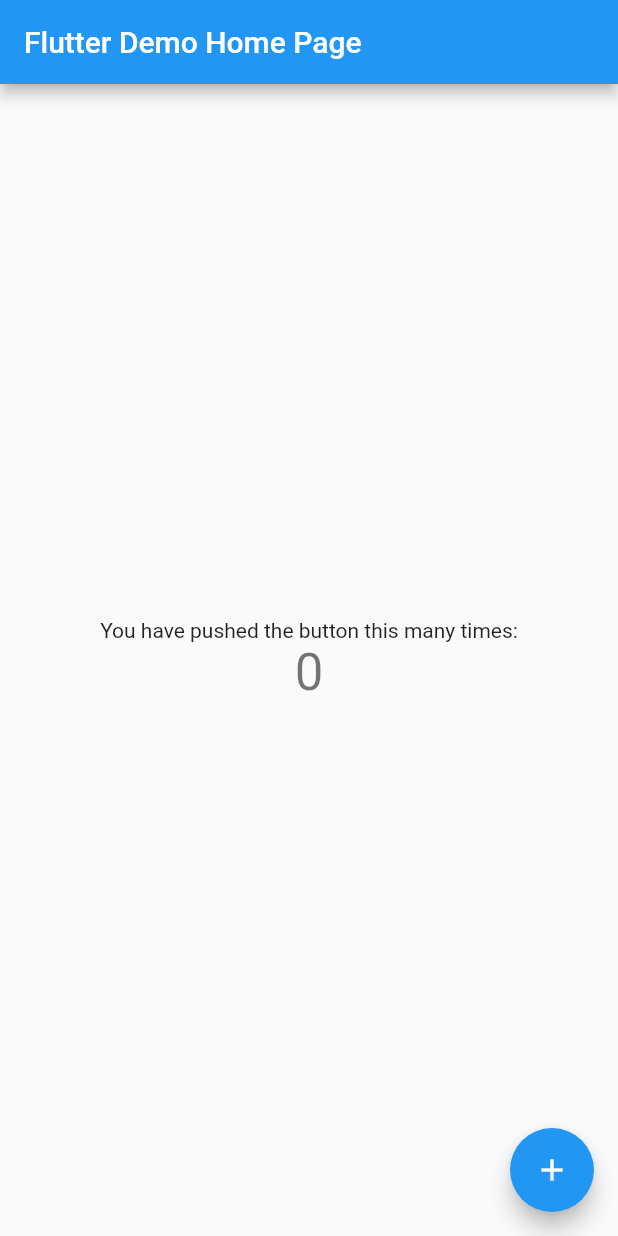
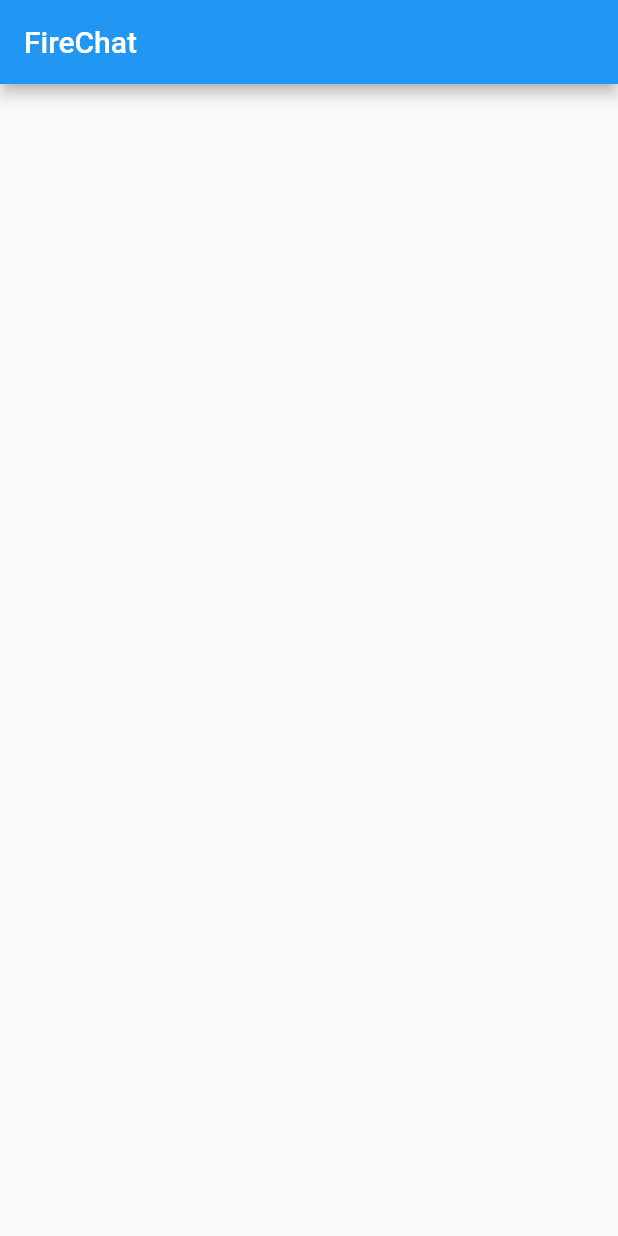
Before and after one commit to JohnAzedo/GoogleChat, a Flutter app: the screen it shows after launch, on a phone screen of 412 x 824 dp. Run offline on Flutter 3.47's test engine with Material 2 defaults, Android fonts, the phone set to English and light mode, and no system bars; our stand-ins replace cloud_firestore, firebase_core; accounts and stored records are empty.

Commit message:
config: Connect with firebase

```diff
--- a/lib/main.dart
+++ b/lib/main.dart
@@ -1,113 +1,55 @@
+import 'package:firebase_core/firebase_core.dart';
+import 'package:cloud_firestore/cloud_firestore.dart';
 import 'package:flutter/material.dart';
 
-void main() {
-  runApp(MyApp());
+void main() async {
+  runApp(App());
 }
 
-class MyApp extends StatelessWidget {
-  // This widget is the root of your application.
-  @override
-  Widget build(BuildContext context) {
-    return MaterialApp(
-      title: 'Flutter Demo',
-      theme: ThemeData(
-        // This is the theme of your application.
-        //
-        // Try running your application with "flutter run". You'll see the
-        // application has a blue toolbar. Then, without quitting the app, try
-        // changing the primarySwatch below to Colors.green and then invoke
-        // "hot reload" (press "r" in the console where you ran "flutter run",
-        // or simply save your changes to "hot reload" in a Flutter IDE).
-        // Notice that the counter didn't reset back to zero; the application
-        // is not restarted.
-        primarySwatch: Colors.blue,
-      ),
-      home: MyHomePage(title: 'Flutter Demo Home Page'),
-    );
-  }
-}
+class App extends StatelessWidget {
 
-class MyHomePage extends StatefulWidget {
-  MyHomePage({Key key, this.title}) : super(key: key);
-
-  // This widget is the home page of your application. It is stateful, meaning
-  // that it has a State object (defined below) that contains fields that affect
-  // how it looks.
-
-  // This class is the configuration for the state. It holds the values (in this
-  // case the title) provided by the parent (in this case the App widget) and
-  // used by the build method of the State. Fields in a Widget subclass are
-  // always marked "final".
-
-  final String title;
-
-  @override
-  _MyHomePageState createState() => _MyHomePageState();
-}
-
-class _MyHomePageState extends State<MyHomePage> {
-  int _counter = 0;
-
-  void _incrementCounter() {
-    setState(() {
-      // This call to setState tells the Flutter framework that something has
-      // changed in this State, which causes it to rerun the build method below
-      // so that the display can reflect the updated values. If we changed
-      // _counter without calling setState(), then the build method would not be
-      // called again, and so nothing would appear to happen.
-      _counter++;
+  _getDocuments() async {
+    print("Debug: In _getDocuments");
+    QuerySnapshot snapshot = await FirebaseFirestore.instance.collection("message").get().then((value){
+      print(value.docs.length);
+      return value;
     });
   }
 
   @override
   Widget build(BuildContext context) {
-    // This method is rerun every time setState is called, for instance as done
-    // by the _incrementCounter method above.
-    //
-    // The Flutter framework has been optimized to make rerunning build methods
-    // fast, so that you can just rebuild anything that needs updating rather
-    // than having to individually change instances of widgets.
-    return Scaffold(
-      appBar: AppBar(
-        // Here we take the value from the MyHomePage object that was created by
-        // the App.build method, and use it to set our appbar title.
-        title: Text(widget.title),
-      ),
-      body: Center(
-        // Center is a layout widget. It takes a single child and positions it
-        // in the middle of the parent.
-        child: Column(
-          // Column is also a layout widget. It takes a list of children and
-          // arranges them vertically. By default, it sizes itself to fit its
-          // children horizontally, and tries to be as tall as its parent.
-          //
-          // Invoke "debug painting" (press "p" in the console, choose the
-          // "Toggle Debug Paint" action from the Flutter Inspector in Android
-          // Studio, or the "Toggle Debug Paint" command in Visual Studio Code)
-          // to see the wireframe for each widget.
-          //
-          // Column has various properties to control how it sizes itself and
-          // how it positions its children. Here we use mainAxisAlignment to
-          // center the children vertically; the main axis here is the vertical
-          // axis because Columns are vertical (the cross axis would be
-          // horizontal).
-          mainAxisAlignment: MainAxisAlignment.center,
-          children: <Widget>[
-            Text(
-              'You have pushed the button this many times:',
+    return FutureBuilder(
+      // Initialize FlutterFire
+      future: Firebase.initializeApp(),
+      builder: (context, snapshot) {
+        // Check for errors
+        if (snapshot.hasError) {
+          return Text('Connection error');
+        }
+
+        // Once complete, show your application
+        if (snapshot.connectionState == ConnectionState.done) {
+
+          // FirebaseFirestore.instance
+          //     .collection("message")
+          //     .doc()
+          //     .set({"text": "Hello"});
+          _getDocuments();
+
+
+          return MaterialApp(
+            debugShowCheckedModeBanner: false,
+            home: Scaffold(
+              appBar: AppBar(
+                title: Text('FireChat'),
+              ),
             ),
-            Text(
-              '$_counter',
-              style: Theme.of(context).textTheme.headline4,
-            ),
-          ],
-        ),
-      ),
-      floatingActionButton: FloatingActionButton(
-        onPressed: _incrementCounter,
-        tooltip: 'Increment',
-        child: Icon(Icons.add),
-      ), // This trailing comma makes auto-formatting nicer for build methods.
+          );
+        }
+
+        // Otherwise, show something whilst waiting for initialization to complete
+        return Text('Loading...', textDirection: TextDirection.ltr,);
+      },
     );
   }
 }
--- a/pubspec.yaml
+++ b/pubspec.yaml
@@ -24,6 +24,11 @@ dependencies:
   flutter:
     sdk: flutter
   firebase_core: ^1.2.1
+  cloud_firestore: ^2.2.1
+  image_picker: ^0.8.0+1
+  google_sign_in: ^5.0.4
+  firebase_storage: ^8.1.1
+  firebase_auth: ^1.3.0
 
 
   # The following adds the Cupertino Icons font to your application.
```
Also changed, not shown: pubspec.lock, 1 other file.
